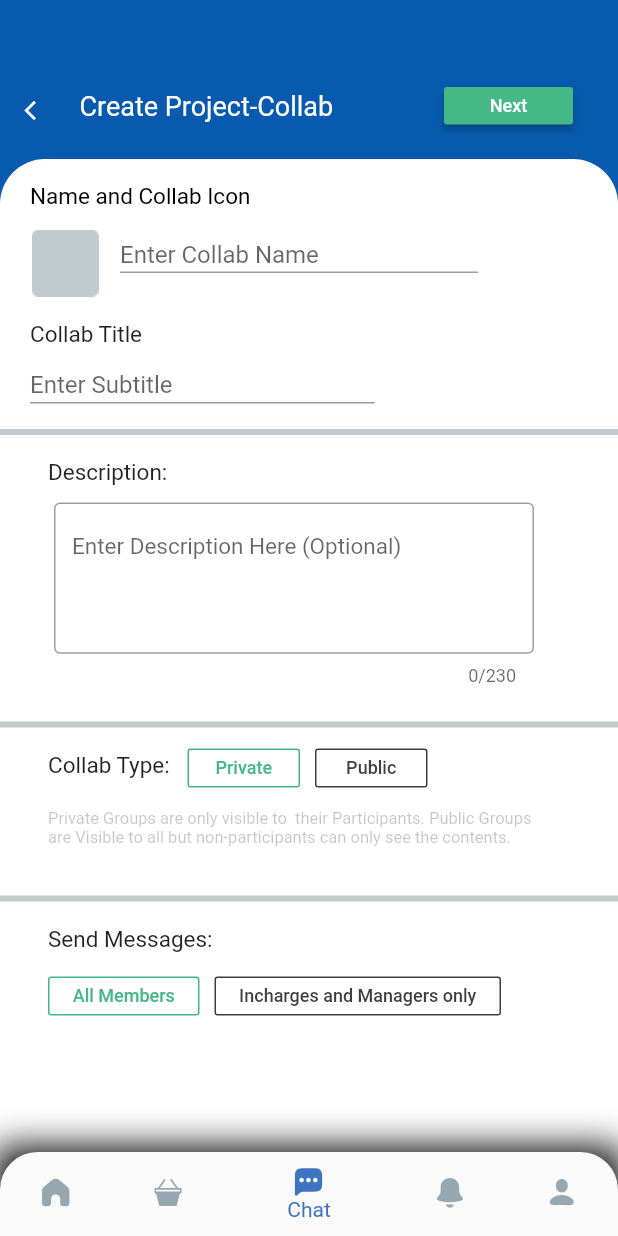
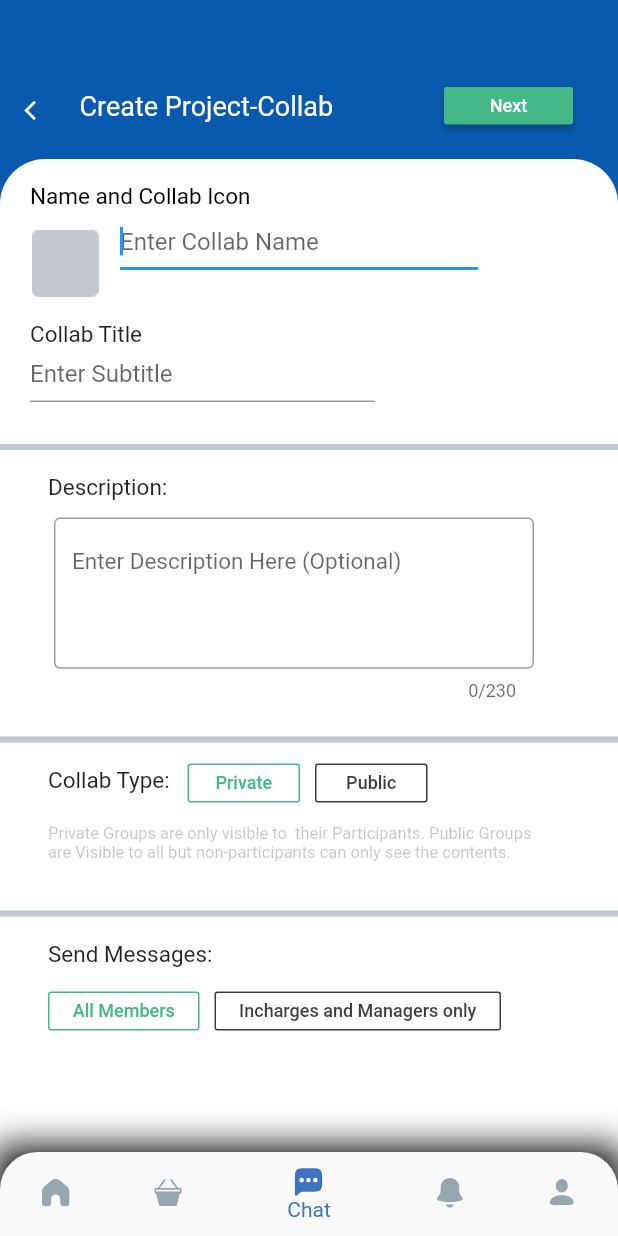
Before and after one commit to reshare-tech/POC_Collab_SubCollab, a Flutter app: the screen it shows after launch, on a phone screen of 412 x 824 dp. Run offline on Flutter 3.47's test engine with Material 2 defaults, Android fonts, the phone set to English and light mode, and no system bars; our stand-ins replace firebase_dynamic_links, flutter_speed_dial, flutter_svg, fluttertoast; accounts and stored records are empty.

Commit message:
Bug Fixes

```diff
--- a/collab_subCollab/lib/main.dart
+++ b/collab_subCollab/lib/main.dart
@@ -63,7 +63,7 @@ class _MyAppState extends State<MyAppStateful> {
         Map<String, String> parameters = deeplink.queryParameters;
         print("Deeplink clicked:" + deeplink.toString());
         print("route : " + parameters["route"]);
-        Navigator.popAndPushNamed(context, parameters["route"]);
+        Navigator.pushNamed(context, parameters["route"]);
       } else {
         setState(() {
           deeplinkStatus = "notReceived";
@@ -106,7 +106,7 @@ Widget buildChild(String deeplinkStatus) {
   if (deeplinkStatus.compareTo("received") == 0)
     return CircularProgressIndicator();
   else if (deeplinkStatus.compareTo("notReceived") == 0)
-    return subCollab_1();
+    return collab_2_3();
   else
     return CircularProgressIndicator();
 }
--- a/collab_subCollab/lib/screens/collabScreens/collab_2_3/collab_2_3.dart
+++ b/collab_subCollab/lib/screens/collabScreens/collab_2_3/collab_2_3.dart
@@ -9,6 +9,7 @@ class collab_2_3 extends StatefulWidget {
 class _collab_2_3State extends State<collab_2_3> {
   int index1 = 0;
   int index2 = 0;
+  final _formKey = new GlobalKey<FormState>();
   @override
   void initState() {
     super.initState();
@@ -41,8 +42,12 @@ class _collab_2_3State extends State<collab_2_3> {
   @override
   Widget build(BuildContext context) {
     return Scaffold(
-        extendBody: true,
-        body: Stack(children: <Widget>[
+        extendBody: false,
+        body: Form(
+            autovalidate: false,
+            key: _formKey,
+            child: Stack(
+              children: <Widget>[
               Container(
                 constraints: BoxConstraints.expand(),
                 child: Stack(
@@ -61,7 +66,8 @@ class _collab_2_3State extends State<collab_2_3> {
                         left: 53,
                         child: Text(
                           "Create Project-Collab",
-                      style: TextStyle(color: Color(0xfffdfdfd), fontSize: 18),
+                          style:
+                              TextStyle(color: Color(0xfffdfdfd), fontSize: 18),
                         )),
                     Positioned(
                         top: 58,
@@ -70,10 +76,13 @@ class _collab_2_3State extends State<collab_2_3> {
                             constraints:
                                 BoxConstraints.expand(height: 25, width: 86),
                             decoration: BoxDecoration(
-                            borderRadius: BorderRadius.all(Radius.circular(4))),
+                                borderRadius:
+                                    BorderRadius.all(Radius.circular(4))),
                             child: RaisedButton(
-                          onPressed: () =>
-                              {Navigator.pushNamed(context, "/collab_6")},
+                              onPressed: () => {
+                                if (_formKey.currentState.validate())
+                                  Navigator.pushNamed(context, "/collab_6")
+                              },
                               child: Text(
                                 "Next",
                                 style: TextStyle(fontSize: 12),
@@ -98,7 +107,7 @@ class _collab_2_3State extends State<collab_2_3> {
                             topRight: Radius.circular(30))),
                     child: Column(children: [
                       Container(
-                    constraints: BoxConstraints.expand(height: 174),
+                        constraints: BoxConstraints.expand(height: 184),
                         child: Stack(
                           children: <Widget>[
                             Positioned(
@@ -106,28 +115,35 @@ class _collab_2_3State extends State<collab_2_3> {
                               top: 16,
                               child: Text(
                                 "Name and Collab Icon",
-                            style: TextStyle(color: Colors.black, fontSize: 15),
+                                style: TextStyle(
+                                    color: Colors.black, fontSize: 15),
                               ),
                             ),
                             Positioned(
                               child: Container(
                                 child: Image.asset(
                                     "assets/images/Rectangle 17 copy.png"),
-                            constraints:
-                                BoxConstraints.expand(height: 45, width: 45),
+                                constraints: BoxConstraints.expand(
+                                    height: 45, width: 45),
                               ),
                               top: 47,
                               left: 21,
                             ),
                             Positioned(
-                            top: 52,
+                                top: 72,
                                 left: 80,
                                 child: Container(
                                     constraints: BoxConstraints.expand(
                                         width: 238.74, height: 24),
-                                child: TextField(
+                                    child: TextFormField(
+                                      autofocus: true,
+                                      validator: (value) {
+                                        if (value.length <= 0)
+                                          return "Please enter a Collab name ";
+                                      },
                                       decoration: InputDecoration(
-                                      labelText: 'Enter Collab Name'),
+                                          helperText: "",
+                                          hintText: 'Enter Collab Name'),
                                     ))),
                             Positioned(
                               child: Text(
@@ -141,21 +157,27 @@ class _collab_2_3State extends State<collab_2_3> {
                               child: Container(
                                 constraints: BoxConstraints.expand(
                                     width: 229.74, height: 24),
-                            child: TextField(
-                              decoration:
-                                  InputDecoration(labelText: "Enter Subtitle"),
+                                child: TextFormField(
+                                  validator: (value) {
+                                    if (value.length <= 0)
+                                      return "Please enter a Collab subtitle ";
+                                  },
+                                  decoration: InputDecoration(
+                                      helperText: "",
+                                      hintText: "Enter Subtitle"),
                                 ),
                               ),
-                          top: 139,
+                              top: 160,
                               left: 20,
                             ),
                           ],
                         ),
                       ),
-                  Divider(
+                      Container(
+                          child: Divider(
                             color: Color(0xff96A7AF).withOpacity(0.6),
                             thickness: 4,
-                  ),
+                          )),
                       Container(
                         child: Stack(children: [
                           Positioned(
@@ -173,20 +195,22 @@ class _collab_2_3State extends State<collab_2_3> {
                                 decoration: InputDecoration(
                                     alignLabelWithHint: true,
                                     border: OutlineInputBorder(),
-                                labelText: 'Enter Description Here (Optional)',
+                                    labelText:
+                                        'Enter Description Here (Optional)',
                                     hintStyle: TextStyle(color: Colors.black)),
                                 maxLines: 4,
                                 maxLength: 230,
                                 style: TextStyle(fontSize: 15),
                               ),
-                          constraints:
-                              BoxConstraints.expand(height: 120, width: 320),
+                              constraints: BoxConstraints.expand(
+                                  height: 120, width: 320),
                             ),
                             top: 39,
                             left: 10,
                           )
                         ]),
-                    constraints: BoxConstraints.expand(height: 179, width: 360),
+                        constraints:
+                            BoxConstraints.expand(height: 179, width: 360),
                       ),
                       Divider(
                         color: Color(0xff96A7AF).withOpacity(0.6),
@@ -205,13 +229,14 @@ class _collab_2_3State extends State<collab_2_3> {
                             ),
                             Positioned(
                               child: Container(
-                            constraints:
-                                BoxConstraints.expand(height: 31, width: 323),
+                                constraints: BoxConstraints.expand(
+                                    height: 31, width: 323),
                                 child: Text(
                                   "Private Groups are only visible to  their Participants. Public Groups are Visible to all but non-participants can only see the contents.",
                                   style: TextStyle(
                                       fontSize: 11,
-                                  color: Color(0xff3E3E3E).withOpacity(0.3)),
+                                      color:
+                                          Color(0xff3E3E3E).withOpacity(0.3)),
                                 ),
                               ),
                               top: 48,
@@ -219,8 +244,8 @@ class _collab_2_3State extends State<collab_2_3> {
                             ),
                             Positioned(
                               child: Container(
-                            constraints:
-                                BoxConstraints.expand(height: 26, width: 75),
+                                constraints: BoxConstraints.expand(
+                                    height: 26, width: 75),
                                 decoration: BoxDecoration(
                                     borderRadius:
                                         BorderRadius.all(Radius.circular(5))),
@@ -234,7 +259,7 @@ class _collab_2_3State extends State<collab_2_3> {
                                       color: index1 == 0
                                           ? Color(0xff44b887)
                                           : Color(0xff3E3E3E)),
-                              onPressed: (() => private()),
+                                  onPressed: (() => {private()}),
                                   child: Text(
                                     "Private",
                                     style: TextStyle(fontSize: 12),
@@ -246,8 +271,8 @@ class _collab_2_3State extends State<collab_2_3> {
                             ),
                             Positioned(
                               child: Container(
-                            constraints:
-                                BoxConstraints.expand(height: 26, width: 75),
+                                constraints: BoxConstraints.expand(
+                                    height: 26, width: 75),
                                 decoration: BoxDecoration(
                                     borderRadius:
                                         BorderRadius.all(Radius.circular(5))),
@@ -273,13 +298,15 @@ class _collab_2_3State extends State<collab_2_3> {
                             )
                           ],
                         ),
-                    constraints: BoxConstraints.expand(height: 100, width: 360),
+                        constraints:
+                            BoxConstraints.expand(height: 100, width: 360),
                       ),
                       Divider(
                         color: Color(0xff96A7AF).withOpacity(0.6),
                         thickness: 4,
                       ),
                       Container(
+                        margin: EdgeInsets.only(bottom: 20),
                         child: Stack(
                           children: [
                             Positioned(
@@ -292,8 +319,8 @@ class _collab_2_3State extends State<collab_2_3> {
                             ),
                             Positioned(
                               child: Container(
-                            constraints:
-                                BoxConstraints.expand(height: 26, width: 101),
+                                constraints: BoxConstraints.expand(
+                                    height: 26, width: 101),
                                 decoration: BoxDecoration(
                                     borderRadius:
                                         BorderRadius.all(Radius.circular(5))),
@@ -319,8 +346,8 @@ class _collab_2_3State extends State<collab_2_3> {
                             ),
                             Positioned(
                               child: Container(
-                            constraints:
-                                BoxConstraints.expand(height: 26, width: 191),
+                                constraints: BoxConstraints.expand(
+                                    height: 26, width: 191),
                                 decoration: BoxDecoration(
                                     borderRadius:
                                         BorderRadius.all(Radius.circular(5))),
@@ -346,11 +373,12 @@ class _collab_2_3State extends State<collab_2_3> {
                             )
                           ],
                         ),
-                    constraints: BoxConstraints.expand(height: 100, width: 360),
+                        constraints:
+                            BoxConstraints.expand(height: 100, width: 360),
                       )
                     ])),
               )
-        ]),
+            ])),
         bottomNavigationBar: Container(
             decoration: BoxDecoration(
                 boxShadow: [BoxShadow(blurRadius: 20, spreadRadius: 3)]),
--- a/collab_subCollab/lib/screens/viewrequestScreens/viewRequest_2/viewRequest_2.dart
+++ b/collab_subCollab/lib/screens/viewrequestScreens/viewRequest_2/viewRequest_2.dart
@@ -228,6 +228,7 @@ class _ViewRequest_2State extends State<ViewRequest_2> {
               padding: EdgeInsets.all(0),
             ),
             DraggableScrollableSheet(
+              expand: true,
                 initialChildSize: 0.4,
                 minChildSize: 0.4,
                 maxChildSize: 0.85,
@@ -334,6 +335,7 @@ class _ViewRequest_2State extends State<ViewRequest_2> {
                   );
                 }),
             Positioned(
+
               top: 613 * height / 750,
               child: Container(
                 child: Stack(
@@ -426,7 +428,8 @@ class _ViewRequest_2State extends State<ViewRequest_2> {
                 ),
                 decoration: BoxDecoration(
                     boxShadow: [BoxShadow()],
-                    color: Color(0xfffdfdfd),
+                    // color: Color(0xfffdfdfd),
+                    color: Colors.red,
                     borderRadius: BorderRadius.only(
                         topLeft: Radius.circular(10),
                         topRight: Radius.circular(10))),
```
Also changed, not shown: collab_subCollab/lib/screens/collabScreens/collab_5/collab_5.dart (+6 -2 lines), collab_subCollab/lib/screens/subCollabScreens/subCollab_2_3/subCollab_2_3.dart (+48 -29 lines), collab_subCollab/lib/screens/viewrequestScreens/viewRequest_1/viewRequest_1.dart (+16 -17 lines). Lines whose indentation alone changed are shown as unchanged.
